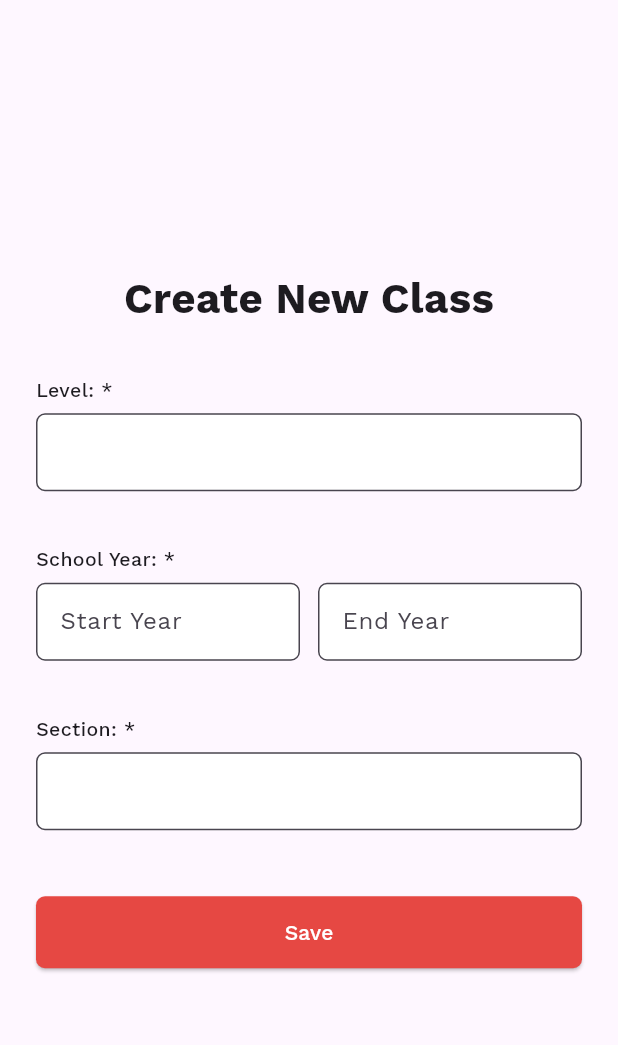
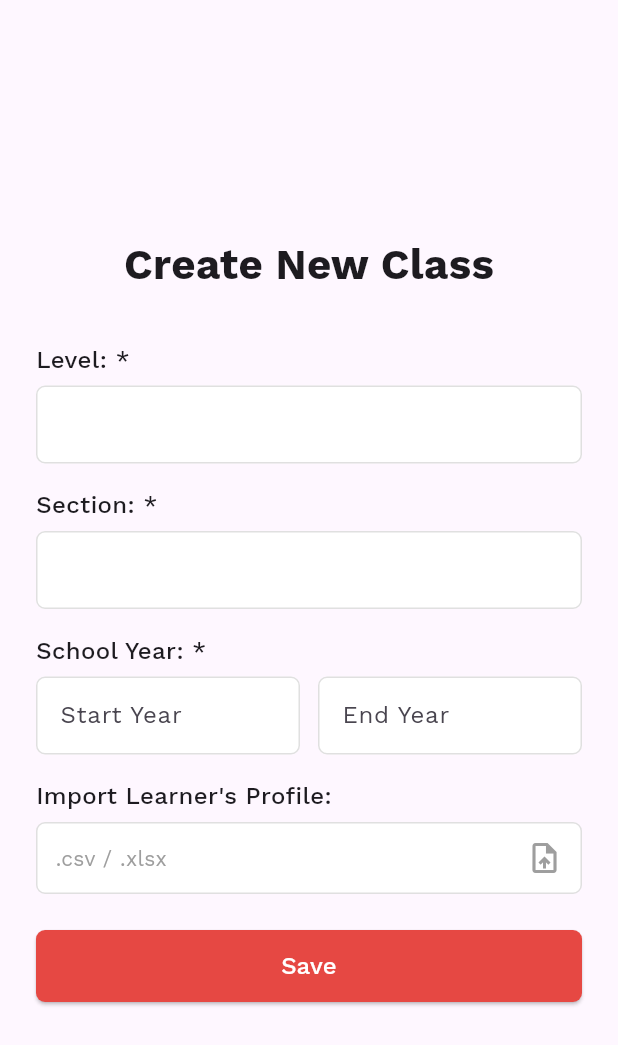
Before and after one commit to aoyesha/eccd, a Flutter app: the screen it shows after launch, in the side drawer, after a tap on "Add Student", on a phone screen of 412 x 824 dp. Shown: the top 1045 px of the screen. Run offline on Flutter 3.47's test engine with Material 3 defaults, Android fonts, the phone set to English and light mode, and no system bars; our stand-ins replace auto_size_text, get, google_fonts, sqflite; accounts and stored records are empty.

```diff
--- a/lib/main.dart
+++ b/lib/main.dart
@@ -11,6 +11,7 @@ import 'package:google_fonts/google_fonts.dart';
 import 'package:sqflite/sqflite.dart';
 import 'package:path/path.dart';
 import 'package:eccd/services/database_service.dart';
+
 
 
 Future<void> deleteOldDatabase() async {
--- a/lib/view/teacher_class_report_page.dart
+++ b/lib/view/teacher_class_report_page.dart
@@ -178,7 +178,7 @@ class TeacherClassReportPage extends StatelessWidget {
                 borderRadius: BorderRadius.circular(4),
               ),
               padding:
-              EdgeInsets.symmetric(horizontal: isMobile ? 6 : 12),
+              EdgeInsets.symmetric(horizontal: isMobile ? 6 : 15),
             ),
             onPressed: () {
               Navigator.push(
@@ -195,7 +195,7 @@ class TeacherClassReportPage extends StatelessWidget {
               "View",
               style: TextStyle(
                 color: Colors.white,
-                fontSize: isMobile ? 9 : 11,
+                fontSize: isMobile ? 9 : 15,
               ),
             ),
           ),
--- a/lib/view/teacher_new_data_source.dart
+++ b/lib/view/teacher_new_data_source.dart
@@ -4,7 +4,7 @@ import '../services/database_service.dart';
 import '../view/landing_page.dart';
 
 class CreateNewClassPage extends StatefulWidget {
-  final int teacherId; // teacher ID passed from login/landing page
+  final int teacherId;
 
   const CreateNewClassPage({Key? key, required this.teacherId}) : super(key: key);
 
@@ -13,19 +13,17 @@ class CreateNewClassPage extends StatefulWidget {
 }
 
 class _CreateNewClassPageState extends State<CreateNewClassPage> {
-  final _formKey = GlobalKey<FormState>();
-
   final TextEditingController _levelController = TextEditingController();
   final TextEditingController _startYearController = TextEditingController();
   final TextEditingController _endYearController = TextEditingController();
   final TextEditingController _sectionController = TextEditingController();
 
-  late int _currentTeacherId; // initialized in initState
+  late int _currentTeacherId;
 
   @override
   void initState() {
     super.initState();
-    _currentTeacherId = widget.teacherId; // get logged-in teacher ID
+    _currentTeacherId = widget.teacherId;
   }
 
   @override
@@ -54,23 +52,11 @@ class _CreateNewClassPageState extends State<CreateNewClassPage> {
   }
 
   Widget _mobileLayout(BuildContext context) {
-    return Row(
-      children: [
-        Expanded(
+    return Center(
       child: SingleChildScrollView(
-            child: ConstrainedBox(
-              constraints:
-              BoxConstraints(minHeight: MediaQuery.of(context).size.height),
-              child: Center(
-                child: Padding(
         padding: const EdgeInsets.symmetric(horizontal: 24),
         child: _form(context, maxWidth: 420),
       ),
-              ),
-            ),
-          ),
-        ),
-      ],
     );
   }
 
@@ -81,10 +67,8 @@ class _CreateNewClassPageState extends State<CreateNewClassPage> {
         Expanded(
           child: Center(
             child: SingleChildScrollView(
-              child: Padding(
               padding: const EdgeInsets.all(24),
               child: _form(context, maxWidth: 480),
-              ),
             ),
           ),
         ),
@@ -95,8 +79,6 @@ class _CreateNewClassPageState extends State<CreateNewClassPage> {
   Widget _form(BuildContext context, {required double maxWidth}) {
     return ConstrainedBox(
       constraints: BoxConstraints(maxWidth: maxWidth),
-      child: Form(
-        key: _formKey,
       child: Column(
         crossAxisAlignment: CrossAxisAlignment.start,
         children: [
@@ -113,6 +95,11 @@ class _CreateNewClassPageState extends State<CreateNewClassPage> {
 
           const SizedBox(height: 16),
 
+          _label("Section: *"),
+          _input(_sectionController),
+
+          const SizedBox(height: 16),
+
           _label("School Year: *"),
           Row(
             children: [
@@ -124,8 +111,8 @@ class _CreateNewClassPageState extends State<CreateNewClassPage> {
 
           const SizedBox(height: 16),
 
-            _label("Section: *"),
-            _input(_sectionController),
+          _label("Import Learner's Profile:"),
+          _fileBox(),
 
           const SizedBox(height: 24),
 
@@ -140,38 +127,61 @@ class _CreateNewClassPageState extends State<CreateNewClassPage> {
                 ),
               ),
               onPressed: _saveClass,
-                child: const Text("Save", style: TextStyle(color: Colors.white)),
+              child: const Text("Save", style: TextStyle(color: Colors.white, fontSize: 16)),
             ),
           ),
         ],
-        ),
       ),
     );
   }
 
   Widget _input(TextEditingController controller) {
-    return TextFormField(
+    return TextField(
       controller: controller,
-      decoration: InputDecoration(
-        filled: true,
-        fillColor: Colors.white,
-        contentPadding: const EdgeInsets.symmetric(horizontal: 12, vertical: 14),
-        border: OutlineInputBorder(
+      decoration: _decoration(),
+    );
+  }
+
+  Widget _yearBox(TextEditingController controller, String hint) {
+    return TextField(
+      controller: controller,
+      keyboardType: TextInputType.number,
+      decoration: _decoration(hint: hint),
+    );
+  }
+
+  Widget _fileBox() {
+    return Container(
+      height: 48,
+      decoration: BoxDecoration(
+        color: Colors.white,
         borderRadius: BorderRadius.circular(6),
-          borderSide: BorderSide(color: Colors.grey.shade300),
+        border: Border.all(color: Colors.grey.shade300),
       ),
-        errorStyle: const TextStyle(height: 0),
-        helperText: " ",
+      padding: const EdgeInsets.symmetric(horizontal: 12),
+      child: Row(
+        children: const [
+          Expanded(
+            child: Text(
+              ".csv / .xlsx",
+              style: TextStyle(color: Colors.grey),
+            ),
+          ),
+          Icon(Icons.upload_file, color: Colors.grey),
+        ],
       ),
     );
   }
 
-  Widget _yearBox(TextEditingController controller, String hint) {
-    return TextFormField(
-      controller: controller,
-      keyboardType: TextInputType.number,
-      autovalidateMode: AutovalidateMode.onUserInteraction,
-      decoration: InputDecoration(
+  Widget _label(String text) {
+    return Padding(
+      padding: const EdgeInsets.only(bottom: 6),
+      child: Text(text, style: const TextStyle(fontSize: 16, fontWeight: FontWeight.w500)),
+    );
+  }
+
+  InputDecoration _decoration({String? hint}) {
+    return InputDecoration(
       hintText: hint,
       filled: true,
       fillColor: Colors.white,
@@ -180,17 +190,14 @@ class _CreateNewClassPageState extends State<CreateNewClassPage> {
         borderRadius: BorderRadius.circular(6),
         borderSide: BorderSide(color: Colors.grey.shade300),
       ),
-        errorStyle: const TextStyle(height: 0),
-        helperText: " ",
+      enabledBorder: OutlineInputBorder(
+        borderRadius: BorderRadius.circular(6),
+        borderSide: BorderSide(color: Colors.grey.shade300),
       ),
-    );
-  }
-
-  Widget _label(String text) {
-    return Padding(
-      padding: const EdgeInsets.only(bottom: 6),
-      child:
-      Text(text, style: const TextStyle(fontSize: 13, fontWeight: FontWeight.w500)),
+      focusedBorder: OutlineInputBorder(
+        borderRadius: BorderRadius.circular(6),
+        borderSide: const BorderSide(color: Colors.black),
+      ),
     );
   }
 
@@ -198,32 +205,25 @@ class _CreateNewClassPageState extends State<CreateNewClassPage> {
     final String startText = _startYearController.text.trim();
     final String endText = _endYearController.text.trim();
 
-    if (startText.isEmpty || endText.isEmpty || _levelController.text
-        .trim()
-        .isEmpty || _sectionController.text
-        .trim()
-        .isEmpty) {
+    if (_levelController.text.trim().isEmpty ||
+        _sectionController.text.trim().isEmpty ||
+        startText.isEmpty ||
+        endText.isEmpty) {
       _showErrorSnackBar("Please fill all required fields");
       return;
     }
 
     final numericRegex = RegExp(r'^\d{4}$');
     if (!numericRegex.hasMatch(startText) || !numericRegex.hasMatch(endText)) {
-      _showErrorSnackBar("School Year must be exactly 4 numeric digits");
+      _showErrorSnackBar("School Year must be exactly 4 digits");
       return;
     }
 
     final int startYear = int.parse(startText);
     final int endYear = int.parse(endText);
 
-    if (startYear == endYear) {
-      _showErrorSnackBar("Start and End School Year cannot be equal");
-      return;
-    }
-
-    if (startYear > endYear) {
-      _showErrorSnackBar(
-          "End School Year must be greater than Start School Year");
+    if (startYear >= endYear) {
+      _showErrorSnackBar("End School Year must be greater than Start School Year");
       return;
     }
 
@@ -233,7 +233,7 @@ class _CreateNewClassPageState extends State<CreateNewClassPage> {
       'start_school_year': startText,
       'end_school_year': endText,
       'status': 'active',
-      'teacher_id': _currentTeacherId, // now dynamic
+      'teacher_id': _currentTeacherId,
     };
 
     final db = await DatabaseService.instance.getDatabase();
@@ -243,11 +243,7 @@ class _CreateNewClassPageState extends State<CreateNewClassPage> {
       Navigator.pushReplacement(
         context,
         MaterialPageRoute(
-          builder: (_) =>
-              LandingPage(
-                role: "Teacher",
-                teacherId: widget.teacherId, // dynamic value
-              ),
+          builder: (_) => LandingPage(role: "Teacher", teacherId: widget.teacherId),
         ),
       );
     }
@@ -256,15 +252,7 @@ class _CreateNewClassPageState extends State<CreateNewClassPage> {
   void _showErrorSnackBar(String message) {
     ScaffoldMessenger.of(context).showSnackBar(
       SnackBar(
-        content: Row(
-          children: [
-            Expanded(child: Text(message, style: const TextStyle(color: Colors.white))),
-            GestureDetector(
-              onTap: () => ScaffoldMessenger.of(context).hideCurrentSnackBar(),
-              child: const Icon(Icons.close, color: Colors.white),
-            ),
-          ],
-        ),
+        content: Text(message, style: const TextStyle(color: Colors.white)),
         backgroundColor: Colors.black,
         behavior: SnackBarBehavior.floating,
         shape: RoundedRectangleBorder(borderRadius: BorderRadius.circular(10)),
```
Also changed, not shown: lib/util/data_source_tile.dart (+69 -13 lines), lib/view/archive_page.dart (+16 -30 lines), lib/view/historical_data_page.dart (+17 -23 lines), lib/view/landing_page.dart (+56 -28 lines), lib/view/my_summary_page.dart (+24 -28 lines), lib/view/teacher_add_learner_profile.dart (+0 -15 lines). Lines whose indentation alone changed are shown as unchanged.
